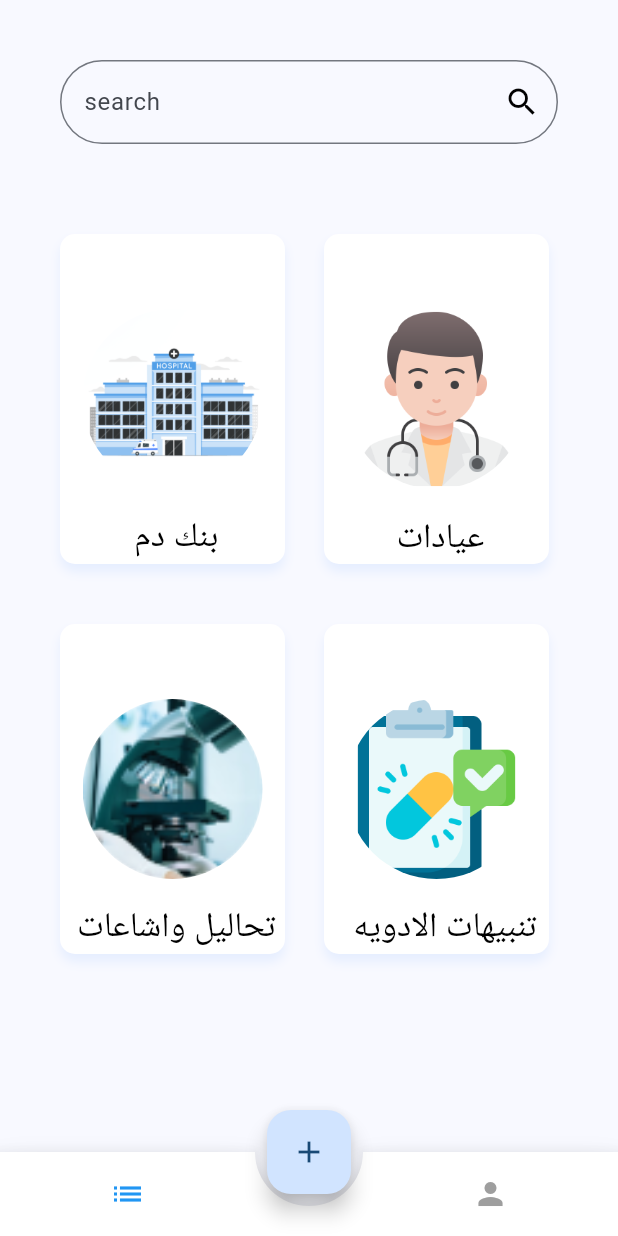
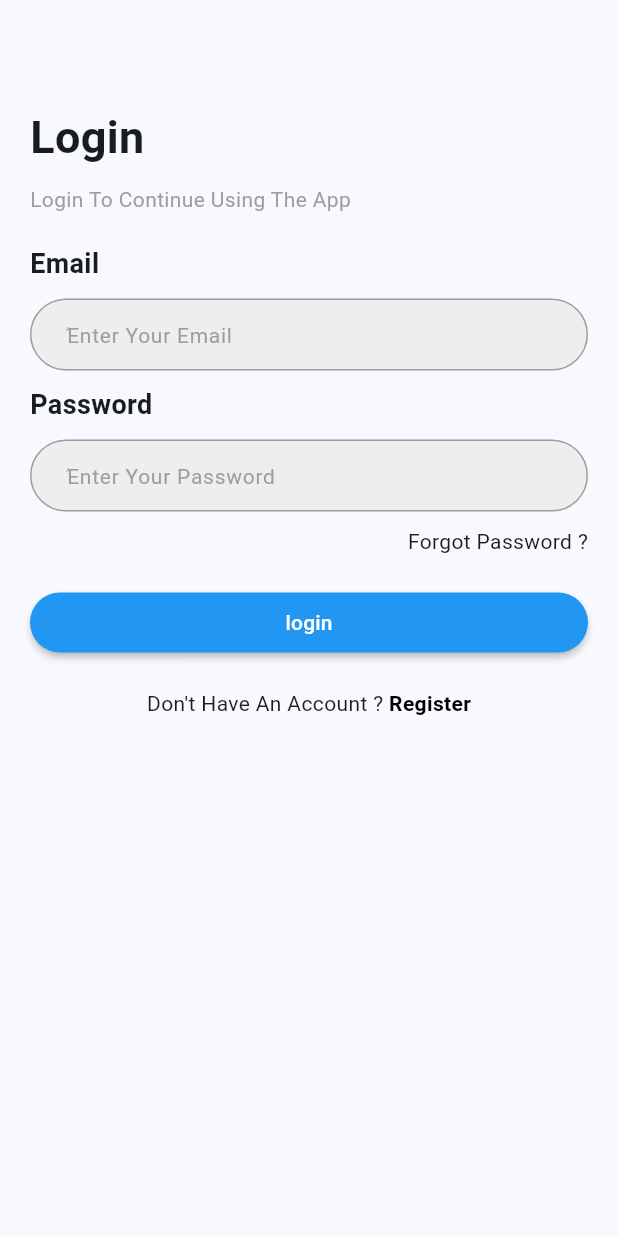
Before and after one commit to DevElshanawy/Doctor, a Flutter app: the screen it shows after launch, after a tap on "Get Started", on a phone screen of 412 x 824 dp. Run offline on Flutter 3.47's test engine with Material 3 defaults, Android fonts, the phone set to English and light mode, and no system bars; drawn by our look-alikes of animated_bottom_navigation_bar; our stand-ins replace cloud_firestore, firebase_auth, firebase_core, image_picker, simple_animations, smooth_page_indicator; missing offline and left inert: google_mlkit_text_recognition; accounts and stored records are empty.

Commit message:
login & sign up & onboarding [2]

```diff
--- a/lib/Screens/auth/screens/login.dart
+++ b/lib/Screens/auth/screens/login.dart
@@ -0,0 +1,247 @@
+// ignore_for_file: use_build_context_synchronously
+import 'package:doctor_appp/Screens/auth/screens/sign_up.dart';
+import 'package:doctor_appp/Screens/auth/widgets/custom_btn.dart';
+import 'package:doctor_appp/Screens/auth/widgets/text_field.dart';
+import 'package:doctor_appp/Screens/barpage.dart';
+import 'package:firebase_auth/firebase_auth.dart';
+import 'package:flutter/material.dart';
+
+class Login extends StatefulWidget {
+  const Login({super.key});
+
+  @override
+  State<Login> createState() => _LoginState();
+}
+
+class _LoginState extends State<Login> {
+  TextEditingController email = TextEditingController();
+  TextEditingController password = TextEditingController();
+  GlobalKey<FormState> loginFormkey = GlobalKey<FormState>();
+  bool isLoading = false;
+  @override
+  void dispose() {
+    email.dispose();
+    password.dispose();
+    super.dispose();
+  }
+
+  @override
+  Widget build(BuildContext context) {
+    return Scaffold(
+      body: Container(
+        padding: const EdgeInsets.all(20),
+        child: ListView(
+          children: [
+            Form(
+              key: loginFormkey,
+              child: Column(
+                crossAxisAlignment: CrossAxisAlignment.start,
+                children: [
+                  const SizedBox(height: 50),
+                  const Text(
+                    "Login",
+                    style: TextStyle(
+                      fontSize: 30,
+                      fontWeight: FontWeight.bold,
+                    ),
+                  ),
+                  const SizedBox(height: 10),
+                  const Text(
+                    "Login To Continue Using The App",
+                    style: TextStyle(
+                      color: Colors.grey,
+                    ),
+                  ),
+                  const SizedBox(height: 20),
+                  const Text(
+                    "Email",
+                    style: TextStyle(
+                      fontWeight: FontWeight.bold,
+                      fontSize: 18,
+                    ),
+                  ),
+                  const SizedBox(height: 10),
+                  CustomTextForm(
+                    hinttext: "ُEnter Your Email",
+                    mycontroller: email,
+                  ),
+                  const SizedBox(height: 10),
+                  const Text(
+                    "Password",
+                    style: TextStyle(
+                      fontWeight: FontWeight.bold,
+                      fontSize: 18,
+                    ),
+                  ),
+                  const SizedBox(height: 10),
+                  CustomTextForm(
+                    hinttext: "ُEnter Your Password",
+                    mycontroller: password,
+                  ),
+                  GestureDetector(
+                    onTap: () async {
+                      try {
+                        await FirebaseAuth.instance.sendPasswordResetEmail(
+                          email: email.text,
+                        );
+                        ScaffoldMessenger.of(context).showSnackBar(
+                          const SnackBar(
+                            content: Text(
+                              "Check Your Email",
+                            ),
+                            backgroundColor: Colors.green,
+                          ),
+                        );
+                      } on FirebaseAuthException {
+                        ScaffoldMessenger.of(context).showSnackBar(
+                          const SnackBar(
+                            content: Text("Enter Valid Email"),
+                            backgroundColor: Colors.red,
+                          ),
+                        );
+                      } catch (e) {
+                        ScaffoldMessenger.of(context).showSnackBar(
+                          SnackBar(
+                            content: Text(e.toString()),
+                            backgroundColor: Colors.red,
+                          ),
+                        );
+                      }
+                    },
+                    child: Container(
+                      margin: const EdgeInsets.only(top: 10, bottom: 20),
+                      alignment: Alignment.topRight,
+                      child: const Text(
+                        "Forgot Password ?",
+                        style: TextStyle(
+                          fontSize: 14,
+                        ),
+                      ),
+                    ),
+                  ),
+                ],
+              ),
+            ),
+            isLoading
+                ? const Center(
+                    child: CircularProgressIndicator(
+                      color: Colors.blue,
+                    ),
+                  )
+                : CustomButtonAuth(
+                    title: "login",
+                    onPressed: () async {
+                      if (loginFormkey.currentState!.validate()) {
+                        setState(() {
+                          isLoading = true;
+                        });
+                        await signInMethod(context);
+                        setState(() {
+                          isLoading = false;
+                        });
+                      }
+                    },
+                  ),
+            const SizedBox(height: 20),
+            InkWell(
+              onTap: () {
+                Navigator.of(context).pushReplacement(
+                  MaterialPageRoute(
+                    builder: (context) => const SignUp(),
+                  ),
+                );
+              },
+              child: const Center(
+                child: Text.rich(
+                  TextSpan(
+                    children: [
+                      TextSpan(
+                        text: "Don't Have An Account ? ",
+                      ),
+                      TextSpan(
+                        text: "Register",
+                        style: TextStyle(
+                          color: Colors.black,
+                          fontWeight: FontWeight.bold,
+                        ),
+                      ),
+                    ],
+                  ),
+                ),
+              ),
+            ),
+          ],
+        ),
+      ),
+    );
+  }
+
+//! SignIn Method
+  Future<void> signInMethod(BuildContext context) async {
+    try {
+      await FirebaseAuth.instance.signInWithEmailAndPassword(
+        email: email.text,
+        password: password.text,
+      );
+
+      if (FirebaseAuth.instance.currentUser!.emailVerified == true) {
+        Navigator.of(context).pushAndRemoveUntil(
+          MaterialPageRoute(
+            builder: (context) => const BarPage(),
+          ),
+          (route) => false,
+        );
+        ScaffoldMessenger.of(context).showSnackBar(
+          const SnackBar(
+            content: Text('Welcome Back'),
+            backgroundColor: Colors.green,
+          ),
+        );
+      } else {
+        ScaffoldMessenger.of(context).showSnackBar(
+          const SnackBar(
+            content: Text("Please verify your email"),
+            backgroundColor: Colors.red,
+          ),
+        );
+      }
+    } on FirebaseAuthException catch (e) {
+      _signInHandleException(e, context);
+    } catch (e) {
+      ScaffoldMessenger.of(context).showSnackBar(
+        SnackBar(
+          content: Text(
+            e.toString(),
+          ),
+          backgroundColor: Colors.red,
+        ),
+      );
+    }
+  }
+
+  //! SignIn Handle Exception
+  void _signInHandleException(FirebaseAuthException e, BuildContext context) {
+    if (e.code == 'user-not-found') {
+      ScaffoldMessenger.of(context).showSnackBar(
+        const SnackBar(
+          content: Text('No user found for that email.'),
+          backgroundColor: Colors.red,
+        ),
+      );
+    } else if (e.code == 'wrong-password') {
+      ScaffoldMessenger.of(context).showSnackBar(
+        const SnackBar(
+          content: Text('Wrong password provided for that user.'),
+          backgroundColor: Colors.red,
+        ),
+      );
+    } else {
+      ScaffoldMessenger.of(context).showSnackBar(
+        const SnackBar(
+          content: Text('Check your Email and password!'),
+          backgroundColor: Colors.red,
+        ),
+      );
+    }
+  }
+}
--- /dev/null
+++ b/lib/Screens/auth/widgets/custom_btn.dart
@@ -0,0 +1,19 @@
+import 'package:flutter/material.dart';
+
+class CustomButtonAuth extends StatelessWidget {
+  final void Function()? onPressed;
+  final String title;
+  const CustomButtonAuth({super.key, this.onPressed, required this.title});
+
+  @override
+  Widget build(BuildContext context) {
+    return MaterialButton(
+      height: 40,
+      shape: RoundedRectangleBorder(borderRadius: BorderRadius.circular(20)),
+      color: Colors.blue,
+      textColor: Colors.white,
+      onPressed: onPressed,
+      child: Text(title),
+    );
+  }
+}
--- /dev/null
+++ b/lib/Screens/auth/widgets/text_field.dart
@@ -0,0 +1,50 @@
+import 'package:flutter/material.dart';
+
+class CustomTextForm extends StatelessWidget {
+  final String hinttext;
+  final TextEditingController mycontroller;
+
+  const CustomTextForm({
+    super.key,
+    required this.hinttext,
+    required this.mycontroller,
+  });
+
+  @override
+  Widget build(BuildContext context) {
+    return TextFormField(
+      controller: mycontroller,
+      validator: (value) {
+        if (value == null || value.isEmpty) {
+          return 'This Field is required';
+        }
+        return null;
+      },
+      decoration: InputDecoration(
+        hintText: hinttext,
+        hintStyle: const TextStyle(
+          fontSize: 14,
+          color: Colors.grey,
+        ),
+        contentPadding: const EdgeInsets.symmetric(
+          vertical: 2,
+          horizontal: 20,
+        ),
+        filled: true,
+        fillColor: Colors.grey[200],
+        border: OutlineInputBorder(
+          borderRadius: BorderRadius.circular(50),
+          borderSide: const BorderSide(
+            color: Color.fromARGB(255, 184, 184, 184),
+          ),
+        ),
+        enabledBorder: OutlineInputBorder(
+          borderRadius: BorderRadius.circular(50),
+          borderSide: const BorderSide(
+            color: Colors.grey,
+          ),
+        ),
+      ),
+    );
+  }
+}
--- a/lib/Widgets/Custom_Button.dart
+++ b/lib/Widgets/Custom_Button.dart
@@ -1,7 +1,7 @@
 // ignore_for_file: file_names
 
 import 'package:doctor_appp/Helper/cache_helper.dart';
-import 'package:doctor_appp/Screens/barpage.dart';
+import 'package:doctor_appp/Screens/auth/screens/login.dart';
 import 'package:flutter/material.dart';
 
 class CustomButton extends StatelessWidget {
@@ -25,7 +25,7 @@ class CustomButton extends StatelessWidget {
       onPressed: () async {
         Navigator.of(context).pushReplacement(
           MaterialPageRoute(
-            builder: (context) => const BarPage(),
+            builder: (context) => const Login(),
           ),
         );
         await CacheHelper().saveData(key: 'isOnBoardingVisited', value: true);
--- a/lib/main.dart
+++ b/lib/main.dart
@@ -1,5 +1,7 @@
 import 'package:doctor_appp/Helper/cache_helper.dart';
 import 'package:doctor_appp/Screens/Splash_View.dart';
+import 'package:doctor_appp/Screens/auth/screens/login.dart';
+import 'package:doctor_appp/Screens/barpage.dart';
 import 'package:doctor_appp/Screens/doctorpage.dart';
 import 'package:doctor_appp/Screens/doctors_pagas/doctoranfwazon.dart';
 import 'package:doctor_appp/Screens/doctors_pagas/doctoratfal.dart';
@@ -10,9 +12,9 @@ import 'package:doctor_appp/Screens/doctors_pagas/doctormokwasab.dart';
 import 'package:doctor_appp/Screens/doctors_pagas/doctornesawtawled.dart';
 import 'package:doctor_appp/Screens/doctors_pagas/doctorsgalda.dart';
 import 'package:doctor_appp/Screens/doctors_pagas/doctorasnan.dart';
-import 'package:doctor_appp/Screens/homepage.dart';
 import 'package:doctor_appp/Screens/notifictions.dart';
 import 'package:doctor_appp/Screens/text_recognition.dart';
+import 'package:firebase_auth/firebase_auth.dart';
 import 'package:firebase_core/firebase_core.dart';
 import 'package:flutter/material.dart';
 import 'package:flutter/services.dart';
@@ -54,7 +56,11 @@ class DoctorApp extends StatelessWidget {
         "doctorbatna": (context) => const doctorbatna(),
       },
       home: CacheHelper().getData(key: 'isOnBoardingVisited') ?? false
-          ? const Homepage()
+          ? FirebaseAuth.instance.currentUser == null
+              ? const Login()
+              : FirebaseAuth.instance.currentUser!.emailVerified == true
+                  ? const BarPage()
+                  : const Login()
           : const SplashView(),
     );
   }
--- a/pubspec.yaml
+++ b/pubspec.yaml
@@ -32,6 +32,7 @@ dependencies:
   cloud_firestore: ^4.17.3
   cupertino_icons: ^1.0.6
   dots_indicator: ^3.0.0
+  firebase_auth: ^4.20.0
   firebase_core: ^2.31.0
   flutter:
     sdk: flutter
```
Also changed, not shown: lib/Screens/auth/screens/sign_up.dart (+223 -0 lines), pubspec.lock, 4 other files.
